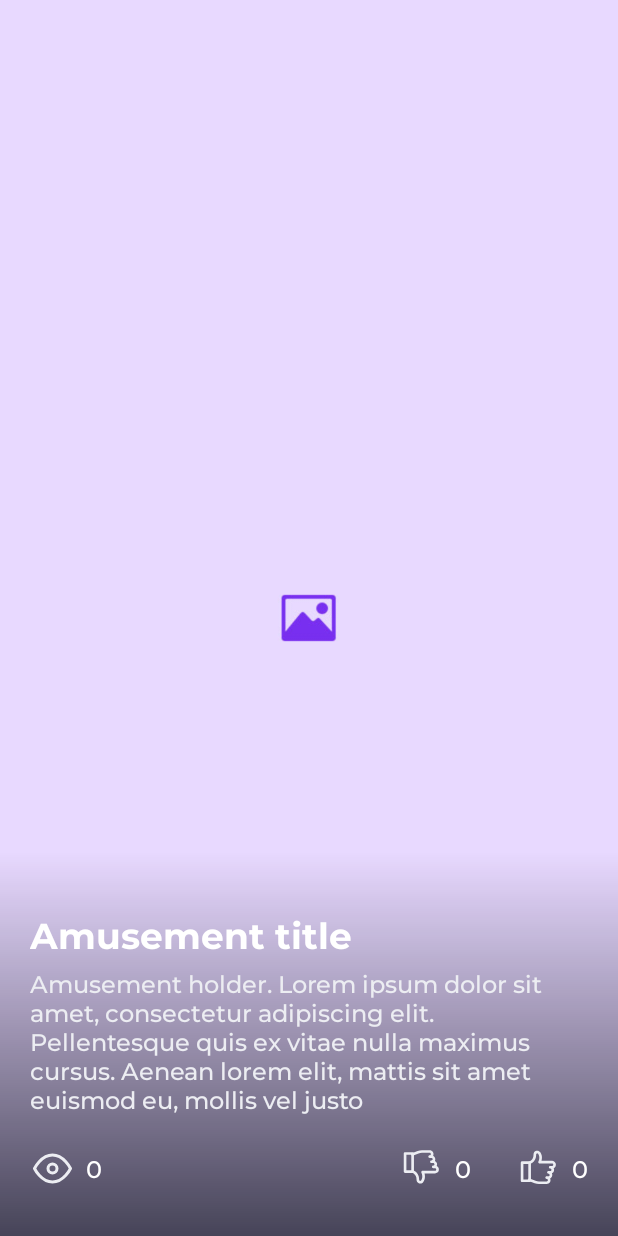
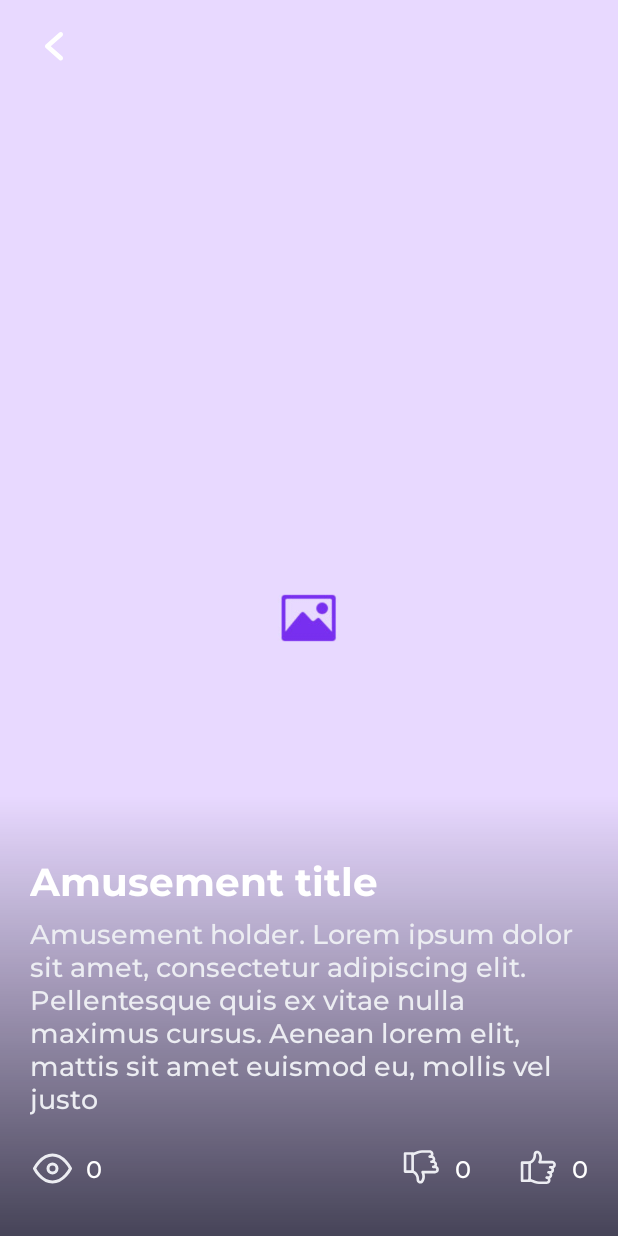
Before and after one commit to Foksen/AmuseMe, an Android app: the AmusementFragment screen opened through its navigation route, on a phone screen of 412 x 824 dp. Run offline under Robolectric (Android 15) with nearby library versions, the phone set to English and light mode, and no system bars.

Commit message:
Navigation: GeneratorFragment <-> AmusementFragment

```diff
--- a/app/src/main/java/com/example/amuseme/ThemesFragment.java
+++ b/app/src/main/java/com/example/amuseme/ThemesFragment.java
@@ -31,6 +31,7 @@ public class ThemesFragment extends Fragment {
         binding.recyclerView.setAdapter(adapter);
 
         binding.controlBarBack.setOnClickListener((View v) -> {
+            // TODO: make animation during navigation
             moveToGeneratorFragment();
         });
 
@@ -54,6 +55,5 @@ public class ThemesFragment extends Fragment {
         Navigation
                 .findNavController(binding.getRoot())
                 .navigate(R.id.action_themesFragment_to_generatorFragment);
-        onDestroy();    // TODO: Check which method we should run when navigate between fragments
     }
 }
--- a/app/src/main/res/drawable/icon_back.xml
+++ b/app/src/main/res/drawable/icon_back.xml
@@ -1,9 +1,9 @@
 <vector xmlns:android="http://schemas.android.com/apk/res/android"
-    android:width="20dp"
-    android:height="20dp"
-    android:viewportWidth="20"
-    android:viewportHeight="20">
+    android:width="34dp"
+    android:height="34dp"
+    android:viewportWidth="34"
+    android:viewportHeight="34">
   <path
-      android:pathData="M8.922,10.499L12.731,7.325C12.883,7.198 12.978,7.015 12.996,6.817C13.013,6.619 12.952,6.423 12.825,6.27C12.697,6.117 12.515,6.022 12.317,6.003C12.12,5.985 11.923,6.046 11.77,6.172L7.27,9.923C7.185,9.993 7.117,10.082 7.071,10.181C7.024,10.281 7,10.389 7,10.499C7,10.609 7.024,10.718 7.071,10.818C7.117,10.917 7.185,11.005 7.27,11.076L11.77,14.827C11.923,14.954 12.12,15.015 12.318,14.997C12.516,14.979 12.699,14.883 12.826,14.73C12.953,14.577 13.015,14.38 12.997,14.182C12.979,13.984 12.883,13.801 12.731,13.674L8.922,10.499Z"
+      android:pathData="M13.844,17.499L21.462,10.798C21.765,10.528 21.956,10.142 21.991,9.725C22.026,9.307 21.903,8.892 21.649,8.57C21.395,8.248 21.03,8.045 20.635,8.007C20.239,7.968 19.846,8.096 19.539,8.364L10.539,16.282C10.37,16.431 10.235,16.617 10.141,16.827C10.048,17.037 10,17.267 10,17.499C10,17.731 10.048,17.96 10.141,18.17C10.235,18.381 10.37,18.567 10.539,18.716L19.539,26.634C19.845,26.902 20.24,27.032 20.636,26.993C21.032,26.955 21.397,26.753 21.652,26.43C21.907,26.108 22.03,25.691 21.994,25.273C21.958,24.855 21.767,24.469 21.462,24.2L13.844,17.499Z"
       android:fillColor="#ffffff"/>
 </vector>
--- a/app/src/main/res/layout/fragment_amusement.xml
+++ b/app/src/main/res/layout/fragment_amusement.xml
@@ -45,7 +45,7 @@
             app:layout_constraintBottom_toTopOf="@id/amusementDesc"
             android:text="@string/amusement_title_holder"
             android:fontFamily="@font/montserrat_bold"
-            android:textSize="24sp"
+            android:textSize="26sp"
             android:textColor="@color/tempWhite"
             android:layout_marginBottom="6dp"/>
 
@@ -59,7 +59,7 @@
             app:layout_constraintBottom_toTopOf="@id/amusementButtonsContainer"
             android:text="@string/amusement_desc_holder"
             android:fontFamily="@font/montserrat_medium"
-            android:textSize="16sp"
+            android:textSize="18sp"
             android:textColor="@color/tempDarkWhite"
             android:layout_marginBottom="20dp"/>
 
@@ -81,6 +81,7 @@
                 app:layout_constraintEnd_toStartOf="@id/amusementViewsText"
                 app:layout_constraintStart_toStartOf="parent"
                 app:layout_constraintTop_toTopOf="parent"
+                android:contentDescription="@string/eye_desc"
                 app:tint="@color/tempDarkWhite" />
 
             <TextView
@@ -115,6 +116,7 @@
                 app:layout_constraintEnd_toStartOf="@id/amusementDislikesText"
                 app:layout_constraintStart_toEndOf="@id/amusementButtonsContainerSpace"
                 app:layout_constraintTop_toTopOf="parent"
+                android:contentDescription="@string/dislike_desc"
                 app:tint="@color/tempDarkWhite" />
 
             <CheckBox
@@ -151,6 +153,7 @@
                 app:layout_constraintStart_toEndOf="@id/amusementDislikesText"
                 app:layout_constraintTop_toTopOf="parent"
                 android:layout_marginStart="30dp"
+                android:contentDescription="@string/like_desc"
                 app:tint="@color/tempDarkWhite" />
 
             <CheckBox
@@ -181,4 +184,30 @@
 
     </androidx.constraintlayout.widget.ConstraintLayout>
 
+    <androidx.constraintlayout.widget.ConstraintLayout
+        android:id="@+id/controlBar"
+        android:layout_width="match_parent"
+        android:layout_height="60dp"
+        android:paddingStart="20dp"
+        android:paddingEnd="20dp"
+        app:layout_constraintEnd_toEndOf="parent"
+        app:layout_constraintStart_toStartOf="parent"
+        app:layout_constraintTop_toTopOf="parent"
+        app:layout_constraintBottom_toBottomOf="parent"
+        app:layout_constraintVertical_bias="0">
+
+        <ImageView
+            android:id="@+id/controlBarBack"
+            android:layout_width="wrap_content"
+            android:layout_height="wrap_content"
+            android:contentDescription="@string/back_desc"
+            android:src="@drawable/icon_back"
+            app:layout_constraintBottom_toBottomOf="parent"
+            app:layout_constraintTop_toTopOf="parent"
+            app:layout_constraintStart_toStartOf="parent"
+            app:layout_constraintEnd_toEndOf="parent"
+            app:layout_constraintHorizontal_bias="0"/>
+
+    </androidx.constraintlayout.widget.ConstraintLayout>
+
 </androidx.constraintlayout.widget.ConstraintLayout>
--- a/app/src/main/res/layout/fragment_themes.xml
+++ b/app/src/main/res/layout/fragment_themes.xml
@@ -42,8 +42,7 @@
         app:layout_constraintBottom_toTopOf="@id/themesContentLayout"
         app:layout_constraintEnd_toEndOf="parent"
         app:layout_constraintStart_toStartOf="parent"
-        app:layout_constraintTop_toTopOf="parent"
-        app:layout_constraintVertical_bias="0">
+        app:layout_constraintTop_toTopOf="parent">
 
         <ImageView
             android:id="@+id/controlBarBack"
@@ -66,7 +65,7 @@
             app:layout_constraintEnd_toStartOf="@id/controlBarSpace"
             android:text="@string/themes_fragment_title"
             android:fontFamily="@font/montserrat_semibold"
-            android:textSize="16sp"
+            android:textSize="20sp"
             android:textColor="@color/tempWhite"
             android:layout_marginStart="15dp"/>
 
--- a/app/src/main/res/layout/theme_item.xml
+++ b/app/src/main/res/layout/theme_item.xml
@@ -75,6 +75,7 @@
             app:layout_constraintTop_toBottomOf="@id/themeTitle"
             android:text="@string/theme_desc_holder"
             android:fontFamily="@font/montserrat_medium"
+            android:textSize="14sp"
             android:textColor="@color/tempDarkWhite"
             android:layout_marginStart="20dp"
             android:layout_marginEnd="20dp" />
--- a/app/src/main/res/navigation/nav_graph.xml
+++ b/app/src/main/res/navigation/nav_graph.xml
@@ -19,7 +19,11 @@
         android:id="@+id/amusementFragment"
         android:name="com.example.amuseme.AmusementFragment"
         android:label="AmusementFragment"
-        tools:layout="@layout/fragment_amusement"/>
+        tools:layout="@layout/fragment_amusement">
+        <action
+            android:id="@+id/action_amusementFragment_to_generatorFragment"
+            app:destination="@id/generatorFragment" />
+    </fragment>
 
     <fragment
         android:id="@+id/generatorFragment"
@@ -29,6 +33,9 @@
         <action
             android:id="@+id/action_generatorFragment_to_themesFragment"
             app:destination="@id/themesFragment" />
+        <action
+            android:id="@+id/action_generatorFragment_to_amusementFragment"
+            app:destination="@id/amusementFragment" />
     </fragment>
 
 </navigation>
--- a/app/src/main/res/values/strings.xml
+++ b/app/src/main/res/values/strings.xml
@@ -6,6 +6,9 @@
     <string name="logo_desc">Logotype icon</string>
     <string name="menu_desc">Menu icon</string>
     <string name="back_desc">Back icon</string>
+    <string name="eye_desc">Eye icon</string>
+    <string name="dislike_desc">Dislike icon</string>
+    <string name="like_desc">Like icon</string>
 
     <string name="generator_loader_inactive_desc">Inactive generator image</string>
     <string name="generator_loader_active_desc">Active generator image</string>
```
Also changed, not shown: app/src/main/java/com/example/amuseme/AmusementFragment.java (+11 -0 lines), app/src/main/java/com/example/amuseme/GeneratorFragment.java (+17 -2 lines), app/src/main/res/drawable/icon_menu.xml (+10 -10 lines), app/src/main/res/layout/fragment_generator.xml (+4 -5 lines).
